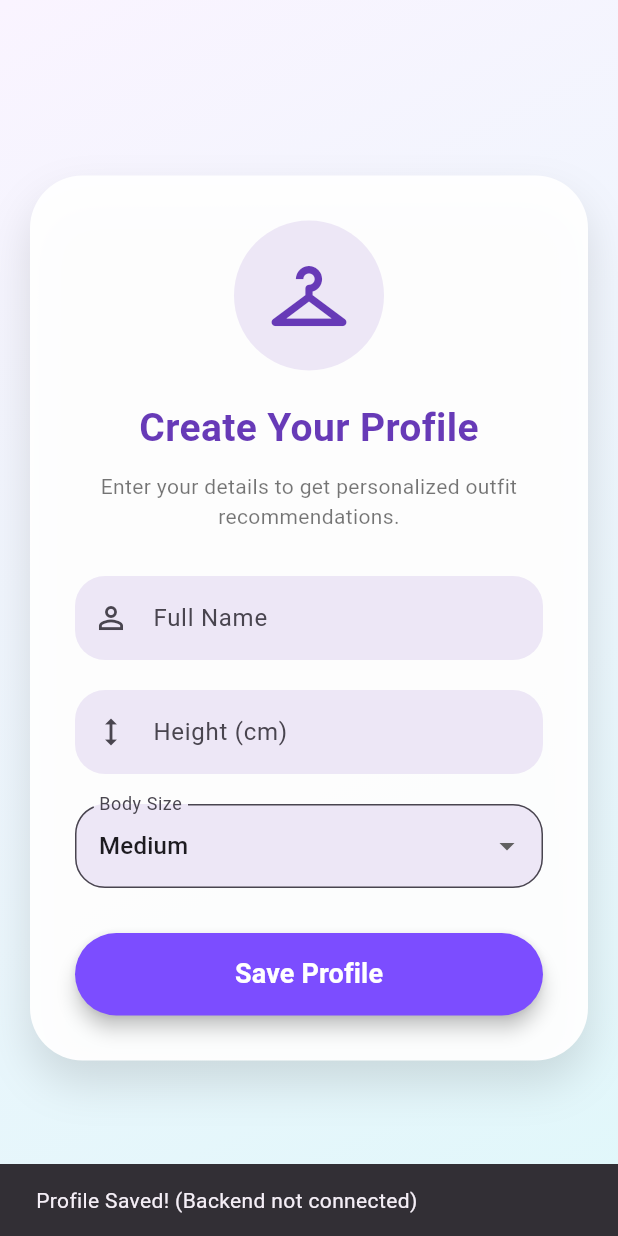
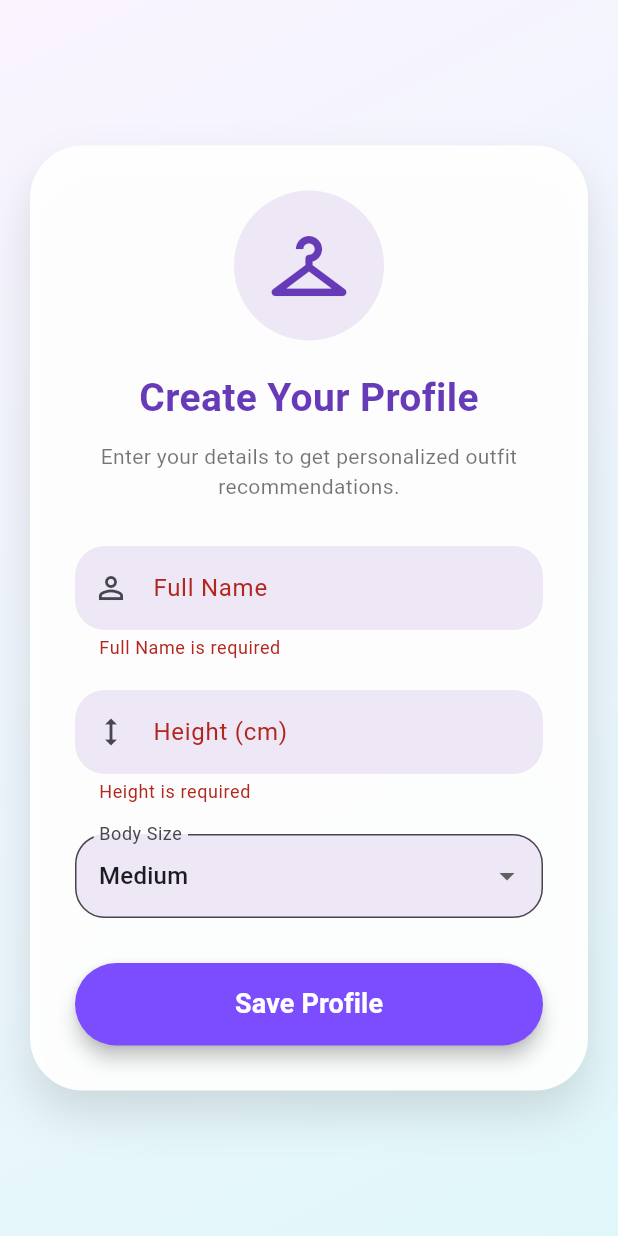
Before and after one commit to AyeMyint793/style_match, a Flutter app: the ProfileSetupScreen screen opened directly, after a tap on "Save Profile", on a phone screen of 412 x 824 dp. Run offline on Flutter 3.47's test engine with Material 3 defaults, Android fonts, the light colour scheme and no system bars.

Commit message:
Updated profile setup with height validation

```diff
--- a/lib/screen/profile_setup_screen.dart
+++ b/lib/screen/profile_setup_screen.dart
@@ -1,26 +1,43 @@
 import 'package:flutter/material.dart';
+import 'package:flutter/services.dart';
+import 'preference_screen.dart';
 
 class ProfileSetupScreen extends StatefulWidget {
+  const ProfileSetupScreen({Key? key}) : super(key: key);
+
   @override
-  _ProfileSetupScreenState createState() => _ProfileSetupScreenState();
+  State<ProfileSetupScreen> createState() => _ProfileSetupScreenState();
 }
 
 class _ProfileSetupScreenState extends State<ProfileSetupScreen> {
+  final _formKey = GlobalKey<FormState>();
+
   final TextEditingController nameController = TextEditingController();
   final TextEditingController heightController = TextEditingController();
+
   String selectedBodySize = 'Medium';
 
   void saveProfile() {
-    ScaffoldMessenger.of(context).showSnackBar(
-      SnackBar(content: Text('Profile Saved! (Backend not connected)')),
+    if (_formKey.currentState!.validate()) {
+      Navigator.push(
+        context,
+        MaterialPageRoute(
+          builder: (context) => const PreferenceScreen(),
+        ),
       );
-    // TODO: Connect to backend later
+    }
+  }
+
+  @override
+  void dispose() {
+    nameController.dispose();
+    heightController.dispose();
+    super.dispose();
   }
 
   @override
   Widget build(BuildContext context) {
     return Scaffold(
-      // Full-screen gradient background
       body: Container(
         width: double.infinity,
         height: double.infinity,
@@ -39,7 +56,7 @@ class _ProfileSetupScreenState extends State<ProfileSetupScreen> {
               decoration: BoxDecoration(
                 color: Colors.white.withOpacity(0.95),
                 borderRadius: BorderRadius.circular(35),
-                boxShadow: [
+                boxShadow: const [
                   BoxShadow(
                     color: Colors.black12,
                     blurRadius: 25,
@@ -47,10 +64,11 @@ class _ProfileSetupScreenState extends State<ProfileSetupScreen> {
                   ),
                 ],
               ),
+              child: Form(
+                key: _formKey,
                 child: Column(
                   mainAxisSize: MainAxisSize.min,
                   children: [
-                  // Top illustration icon
                     Container(
                       padding: const EdgeInsets.all(20),
                       decoration: BoxDecoration(
@@ -65,7 +83,6 @@ class _ProfileSetupScreenState extends State<ProfileSetupScreen> {
                     ),
                     const SizedBox(height: 20),
 
-                  // Title
                     const Text(
                       "Create Your Profile",
                       style: TextStyle(
@@ -76,7 +93,6 @@ class _ProfileSetupScreenState extends State<ProfileSetupScreen> {
                     ),
                     const SizedBox(height: 10),
 
-                  // Subtitle
                     const Text(
                       "Enter your details to get personalized outfit recommendations.",
                       style: TextStyle(fontSize: 14, color: Colors.black54),
@@ -84,9 +100,15 @@ class _ProfileSetupScreenState extends State<ProfileSetupScreen> {
                     ),
                     const SizedBox(height: 30),
 
-                  // Name field
-                  TextField(
+                    // ✅ Full Name
+                    TextFormField(
                       controller: nameController,
+                      validator: (value) {
+                        if (value == null || value.isEmpty) {
+                          return "Full Name is required";
+                        }
+                        return null;
+                      },
                       decoration: InputDecoration(
                         labelText: 'Full Name',
                         prefixIcon: const Icon(Icons.person_outline),
@@ -100,10 +122,29 @@ class _ProfileSetupScreenState extends State<ProfileSetupScreen> {
                     ),
                     const SizedBox(height: 20),
 
-                  // Height field
-                  TextField(
+                    // ✅ Height (Numbers Only)
+                    TextFormField(
                       controller: heightController,
                       keyboardType: TextInputType.number,
+                      inputFormatters: [
+                        FilteringTextInputFormatter.digitsOnly,
+                      ],
+                      validator: (value) {
+                        if (value == null || value.isEmpty) {
+                          return "Height is required";
+                        }
+
+                        final height = int.tryParse(value);
+                        if (height == null) {
+                          return "Enter a valid number";
+                        }
+
+                        if (height < 50 || height > 250) {
+                          return "Enter realistic height (50 - 250 cm)";
+                        }
+
+                        return null;
+                      },
                       decoration: InputDecoration(
                         labelText: 'Height (cm)',
                         prefixIcon: const Icon(Icons.height),
@@ -117,14 +158,16 @@ class _ProfileSetupScreenState extends State<ProfileSetupScreen> {
                     ),
                     const SizedBox(height: 20),
 
-                  // Body Size dropdown
+                    // ✅ Body Size
                     DropdownButtonFormField<String>(
                       value: selectedBodySize,
                       items: ['Small', 'Medium', 'Large']
-                        .map((size) => DropdownMenuItem(
+                          .map(
+                            (size) => DropdownMenuItem(
                           value: size,
                           child: Text(size),
-                    ))
+                        ),
+                      )
                           .toList(),
                       onChanged: (value) {
                         setState(() {
@@ -142,7 +185,7 @@ class _ProfileSetupScreenState extends State<ProfileSetupScreen> {
                     ),
                     const SizedBox(height: 30),
 
-                  // Save Profile button
+                    // ✅ Save Button
                     SizedBox(
                       width: double.infinity,
                       height: 55,
@@ -171,6 +214,7 @@ class _ProfileSetupScreenState extends State<ProfileSetupScreen> {
             ),
           ),
         ),
+      ),
     );
   }
 }
```
Also changed, not shown: lib/screen/login_screen.dart (+27 -22 lines), lib/screen/preference_screen.dart (added, +92 -0 lines). Lines whose indentation alone changed are shown as unchanged.
